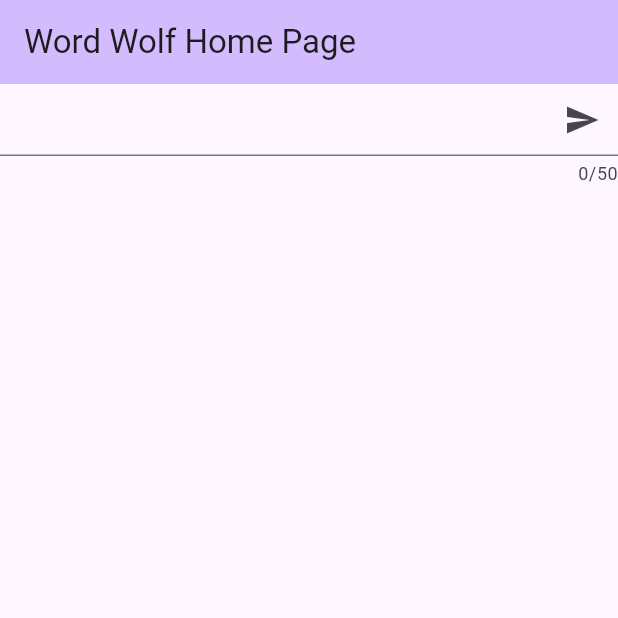
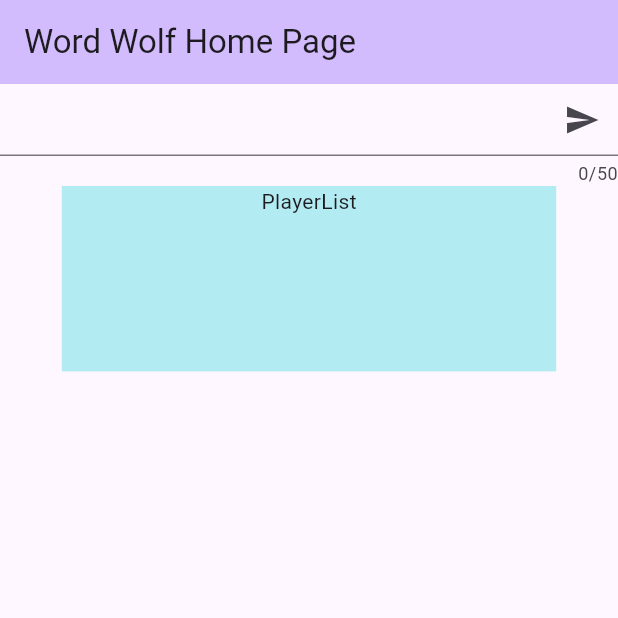
Before and after one commit to takano630/Projec_flutter, a Flutter app: the GamePage screen opened directly, on a phone screen of 412 x 824 dp, the top half of it. Run offline on Flutter 3.47's test engine with Material 2 defaults, Android fonts, the phone set to English and light mode, and no system bars.

Commit message:
ゲーム機能の開発

```diff
--- a/lib/Connect.dart
+++ b/lib/Connect.dart
@@ -1,9 +1,7 @@
 import 'package:flutter/material.dart';
 import 'package:project_flutter/Game.dart';
 import 'dart:io';
-import 'dart:convert';
 import 'dart:async';
-
 
 Socket? socket;
 
@@ -54,9 +52,10 @@ class ConnectPage extends StatefulWidget {
 class _ConnectPageState extends State<ConnectPage>{
   String ip = "";
 
-  void _sendconnect(){
+  void _sendconnect() async{
     if (ip!=""){
       connect(ip);
+      await new Future.delayed(new Duration(seconds: 5));
       Navigator.of(context).push(MaterialPageRoute(builder:(context) => Game(socket: returnSocket() as Socket)
       ));
     }
--- a/lib/Game.dart
+++ b/lib/Game.dart
@@ -1,30 +1,54 @@
 import 'package:flutter/material.dart';
+import './size_config.dart';
 import 'dart:io';
 import 'dart:convert';
 import 'dart:async';
-import 'package:project_flutter/Connect.dart';
 
 Socket? socket;
 List<String> messages = [];
+List<String> player=[];
+bool game_start = false;
+
+
 
 Future<void> estateSocket(Socket s) async{
   socket = s;
 }
 
 Future<void> sendMessage(String message) async {
-    socket?.writeln(message);
+    socket?.writeln(message.trim());
     print("send");
     await Future.delayed(Duration(milliseconds: 10));
-    messages.add("you:" + message);
 }
 
 Future<void> recieveMessage() async{
   String message;
+  List<String> message_split;
+  try{
+
   socket?.listen((List<int> event) {
       print(utf8.decode(event));
       message = utf8.decode(event);
-      messages.add(message);
+      message_split = message.split(' ');
+      for (int i = 0; i < message_split.length-1; i++){
+        if (message_split[i] == "JOIN"){
+          player.add(message_split[i+1].trim());
+          messages.add(message_split[i+1].trim() + "が入室しました");
+          break;
+        }
+      }
+      if (message.contains("ENTER_NAME")){
+        messages.add("名前を入力してください");
+      } else if(message.contains("START")){
+        messages.add("ゲームスタート");
+        game_start = true;
+      } else {
+        messages.add(message);
+      }
     });
+  }catch (e) {
+      throw Exception('error!!');
+  }
 }
 
 
@@ -72,9 +96,10 @@ class _GamePageState extends State<GamePage>{
     });
   }
 
+
   void recieveThread() {
     Timer? timer;
-    timer = Timer.periodic(const Duration(seconds: 10), (Timer timer) {
+    timer = Timer.periodic(const Duration(seconds: 1), (Timer timer) {
       setState((){
         recieveMessage();
       });
@@ -84,13 +109,14 @@ class _GamePageState extends State<GamePage>{
   @override
   Widget build(BuildContext context) {
     recieveThread();
+    SizeConfig().init(context);
+
     return Scaffold(
       appBar: AppBar(
         backgroundColor: Theme.of(context).colorScheme.inversePrimary,
         title: Text(widget.title),
       ),
-      body:SingleChildScrollView(
-        child:Column(
+      body:Column(
           children: [
             TextField(
                   maxLength: 50,
@@ -104,10 +130,31 @@ class _GamePageState extends State<GamePage>{
                   ),
                   onChanged: (String txt)=> sendtext = txt,
                 ),
-            ...messages.map((element) => ListTile(title: Text(element))),
+            Container(
+                height: SizeConfig.blockSizeVertical! * 15,
+                width: SizeConfig.blockSizeHorizontal! * 80,
+                color: Colors.cyan[100],
+                child:Column(children: [
+                  const Text("PlayerList"),
+                  Flexible(child:SingleChildScrollView(
+                    child:Column(
+                      crossAxisAlignment: CrossAxisAlignment.start,
+                      children: [
+                      ...player.map((element) => ListTile(title: Text(element))),
+                      ],
+                    )
+                  ))
+                ],)
+            ),
+            Expanded(child:SingleChildScrollView(
+              child:Column(
+                children: [
+                  ...messages.map((element) => ListTile(title: Text(element))),
+                ],
+              ),
+            ))
           ],
         ),
-      ),
-    );
+      );
   }
 }
--- a/lib/main.dart
+++ b/lib/main.dart
@@ -1,8 +1,5 @@
 import 'package:flutter/material.dart';
 import 'package:project_flutter/Connect.dart';
-import 'dart:io';
-import 'dart:convert';
-import 'dart:async';
 
 void main() {
   runApp(const MyApp());
--- /dev/null
+++ b/lib/size_config.dart
@@ -0,0 +1,30 @@
+import 'package:flutter/material.dart';
+import 'package:flutter/widgets.dart';
+
+class SizeConfig {
+  static MediaQueryData? _mediaQueryData;
+  static double? screenWidth;
+  static double? screenHeight;
+  static double? blockSizeHorizontal;
+  static double? blockSizeVertical;
+
+  static double? _safeAreaHorizontal;
+  static double? _safeAreaVertical;
+  static double? safeBlockHorizontal;
+  static double? safeBlockVertical;
+
+  void init(BuildContext context) {
+    _mediaQueryData = MediaQuery.of(context);
+    screenWidth = _mediaQueryData!.size.width;
+    screenHeight = _mediaQueryData!.size.height;
+    blockSizeHorizontal = screenWidth! / 100;
+    blockSizeVertical = screenHeight! / 100;
+
+    _safeAreaHorizontal =
+        _mediaQueryData!.padding.left + _mediaQueryData!.padding.right;
+    _safeAreaVertical =
+        _mediaQueryData!.padding.top + _mediaQueryData!.padding.bottom;
+    safeBlockHorizontal = (screenWidth! - _safeAreaHorizontal!) / 100;
+    safeBlockVertical = (screenHeight! - _safeAreaVertical!) / 100;
+  }
+}
```
